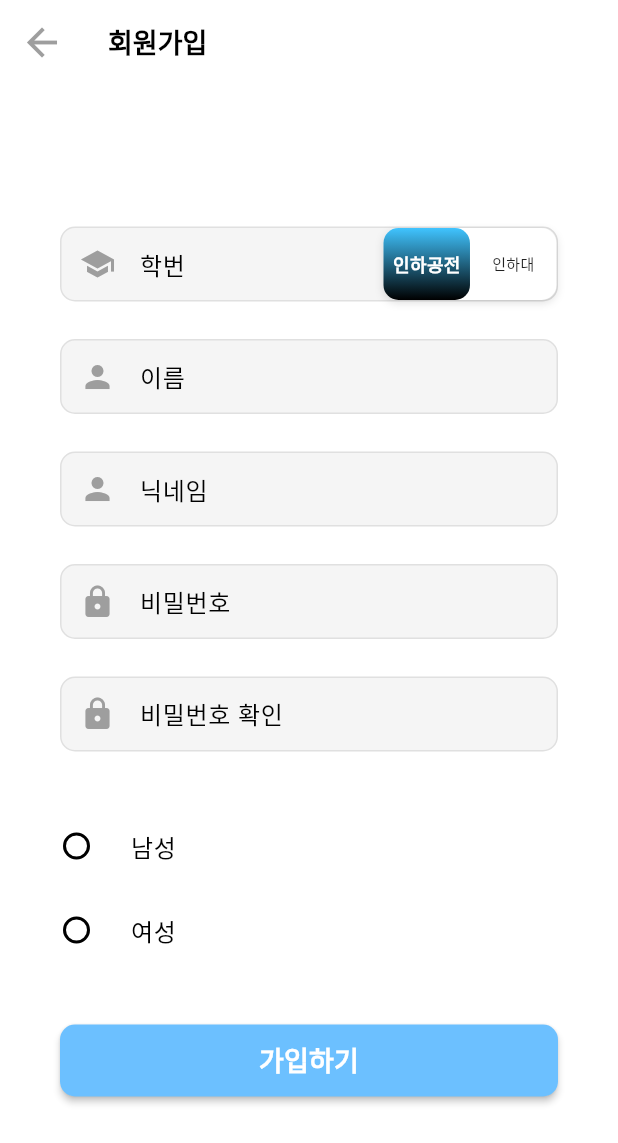
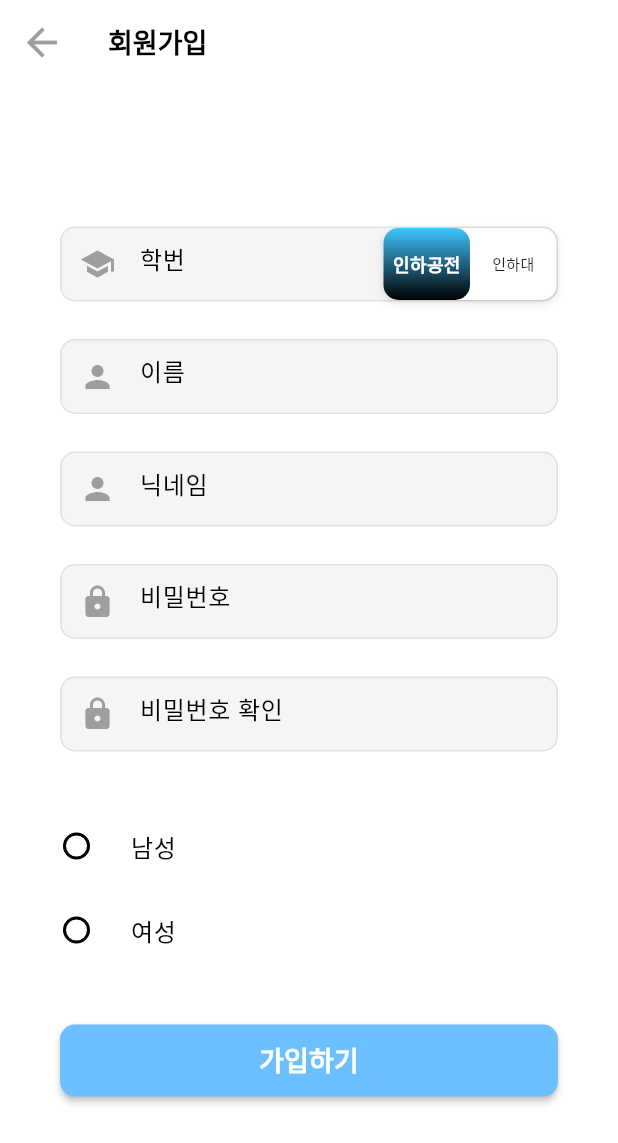
Before and after one commit to OBJECT-INHATC/INHA_CARPOOL_APP, a Flutter app: the screen it shows after launch, after a tap on "가입하기", on a phone screen of 412 x 824 dp. Shown: the top 1143 px of the screen. Run offline on Flutter 3.47's test engine with Material 2 defaults, Android fonts, the phone set to English and light mode, and no system bars; drawn by our look-alikes of flutter_toggle_tab; our stand-ins replace cloud_firestore, easy_localization, eva_icons_flutter, firebase_auth, firebase_core, firebase_messaging and 16 more; missing offline and left inert: app_settings, nav; accounts and stored records are empty.

Commit message:
feat(register) : 회원가입 입력 필드 및 텍스트 겹침 수정

```diff
--- a/inha_carpool/lib/screen/login/s_login.dart
+++ b/inha_carpool/lib/screen/login/s_login.dart
@@ -390,7 +390,7 @@ class _LoginPageState extends State<LoginPage> {
                           '가입하기',
                           style: TextStyle(
                             fontSize: subTitleFontSize,
-                            color: Colors.blue,
+                            color: Colors.black,
                             decoration: TextDecoration.underline,
                           ),
                         ),
--- a/inha_carpool/lib/screen/register/s_register.dart
+++ b/inha_carpool/lib/screen/register/s_register.dart
@@ -7,7 +7,7 @@ import 'package:flutter_toggle_tab/flutter_toggle_tab.dart';
 
 /// 0824 서은율 한승완
 /// 회원 가입 페이지
-/// 0830 / 0907 / 0910 최은우
+/// 0830 / 0907 / 0910 / 0922 최은우
 /// 디자인 수정
 
 class RegisterPage extends StatefulWidget {
@@ -70,7 +70,6 @@ class _RegisterPageState extends State<RegisterPage> {
 
   @override
   Widget build(BuildContext context) {
-    // 파스텔톤 하늘색 정의
     const Color pastelSkyBlue = Color(0xff6CC0FF);
     return isLoading
         ? Center(
@@ -94,11 +93,11 @@ class _RegisterPageState extends State<RegisterPage> {
                   iconSize: 30,
                 ),
                 title: const Text(
-                  '회원가입', // AppBar에 표시할 글씨
+                  '회원가입',
                   style: TextStyle(
-                    fontSize: 18, // 원하는 글씨 크기로 조정하세요
+                    fontSize: 18,
                     fontWeight: FontWeight.bold,
-                    color: Colors.black, // 원하는 글씨 색상으로 조정하세요
+                    color: Colors.black,
                   ),
                 ),
               ),
@@ -115,6 +114,7 @@ class _RegisterPageState extends State<RegisterPage> {
                           child: Stack(
                             alignment: Alignment.centerRight,
                             children: [
+                              // Container 위젯 안에 있는 TextFormField 부분 수정
                               Container(
                                 // 학번 입력 필드
                                 height: inputFieldHeight, // 높이 변수 적용
@@ -130,7 +130,8 @@ class _RegisterPageState extends State<RegisterPage> {
                                     Expanded(
                                       child: TextFormField(
                                         decoration: const InputDecoration(
-                                          labelText: '학번',
+                                          labelText: null,  // labelText를 null로 설정하고 힌트 텍스트 숨김
+                                          hintText: '학번',
                                           border: InputBorder.none,
                                           prefixIcon: Icon(
                                             Icons.school,
@@ -204,7 +205,8 @@ class _RegisterPageState extends State<RegisterPage> {
                             ),
                             child: TextFormField(
                               decoration: const InputDecoration(
-                                labelText: '이름',
+                                labelText: null,
+                                hintText: '이름',
                                 border: InputBorder.none,
                                 prefixIcon: Icon(
                                   Icons.person,
@@ -239,7 +241,8 @@ class _RegisterPageState extends State<RegisterPage> {
                             ),
                             child: TextFormField(
                               decoration: const InputDecoration(
-                                labelText: '닉네임',
+                                labelText: null,
+                                hintText: '닉네임',
                                 border: InputBorder.none,
                                 prefixIcon: Icon(
                                   Icons.person,
@@ -275,7 +278,8 @@ class _RegisterPageState extends State<RegisterPage> {
                             child: TextFormField(
                               obscureText: true,
                               decoration: const InputDecoration(
-                                labelText: '비밀번호',
+                                labelText: null,
+                                hintText: '비밀번호',
                                 border: InputBorder.none,
                                 prefixIcon: Icon(
                                   Icons.lock,
@@ -314,7 +318,8 @@ class _RegisterPageState extends State<RegisterPage> {
                             child: TextFormField(
                               obscureText: true,
                               decoration: InputDecoration(
-                                labelText: '비밀번호 확인',
+                                labelText: null,
+                                hintText: '비밀번호 확인',
                                 border: InputBorder.none,
                                 prefixIcon: const Icon(
                                   Icons.lock,
@@ -379,7 +384,7 @@ class _RegisterPageState extends State<RegisterPage> {
                         ),
                         Padding(
                           padding: const EdgeInsets.fromLTRB(
-                              40, 15, 40, 0), // 수정된 패딩 값
+                              40, 15, 40, 0),
                           child: ElevatedButton(
                             style: ElevatedButton.styleFrom(
                               padding: const EdgeInsets.symmetric(vertical: 11),
```
